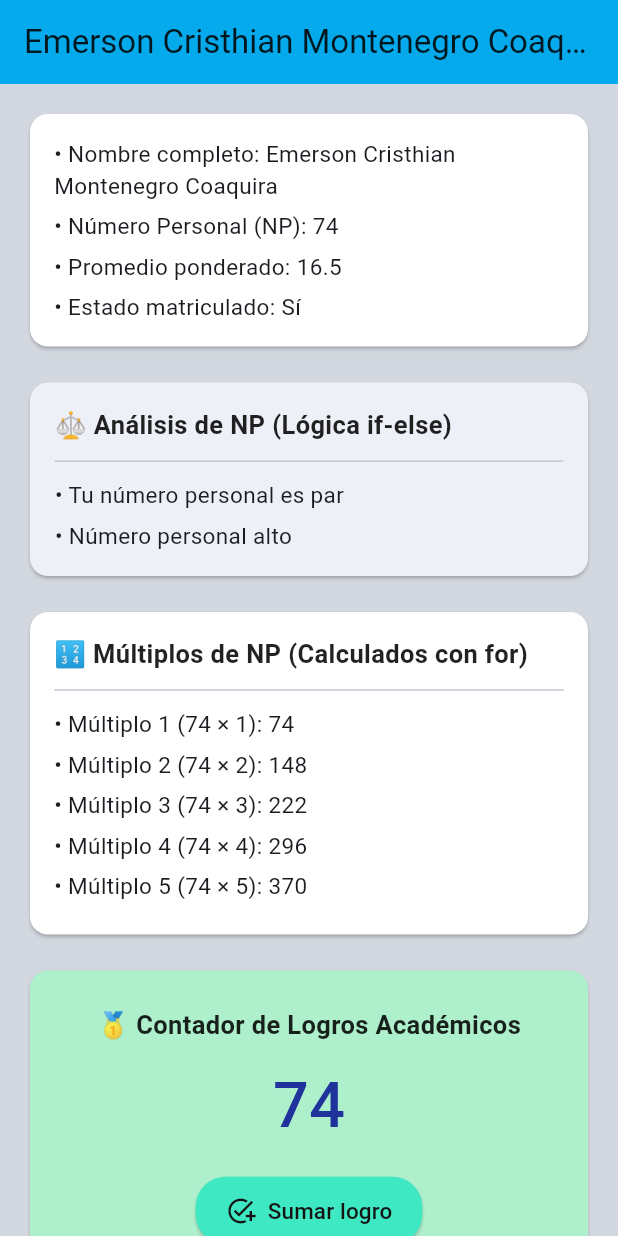
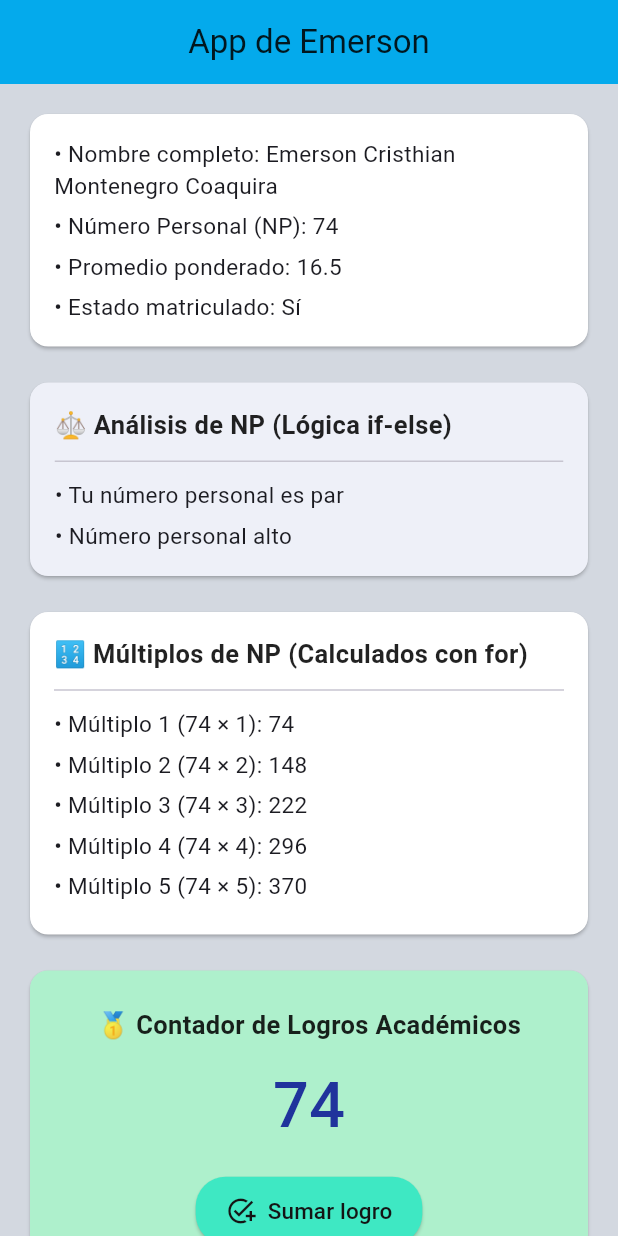
Before and after one commit to emersoncristhian/app_movil_2026_2_ecmc, a Flutter app: the screen it shows after launch, on a phone screen of 412 x 824 dp. Run offline on Flutter 3.47's test engine with Material 3 defaults, Android fonts, the phone set to English and light mode, and no system bars.

Commit message:
feat: actualizar titulo de la AppBar

```diff
--- a/lib/main.dart
+++ b/lib/main.dart
@@ -80,9 +80,9 @@ class _PerfilScreenState extends State<PerfilScreen> {
 
     return Scaffold(
       appBar: AppBar(
-        title: Text(
-          nombre,
-          style: const TextStyle(color: Colors.black87, fontSize: 22, fontWeight: FontWeight.w400)
+        title: const Text(
+          'App de Emerson',
+          style: TextStyle(color: Colors.black87, fontSize: 22, fontWeight: FontWeight.w400)
         ),
         // Color lila/azulado claro exacto al de la imagen
         backgroundColor: const Color.fromARGB(255, 4, 170, 236),
```
